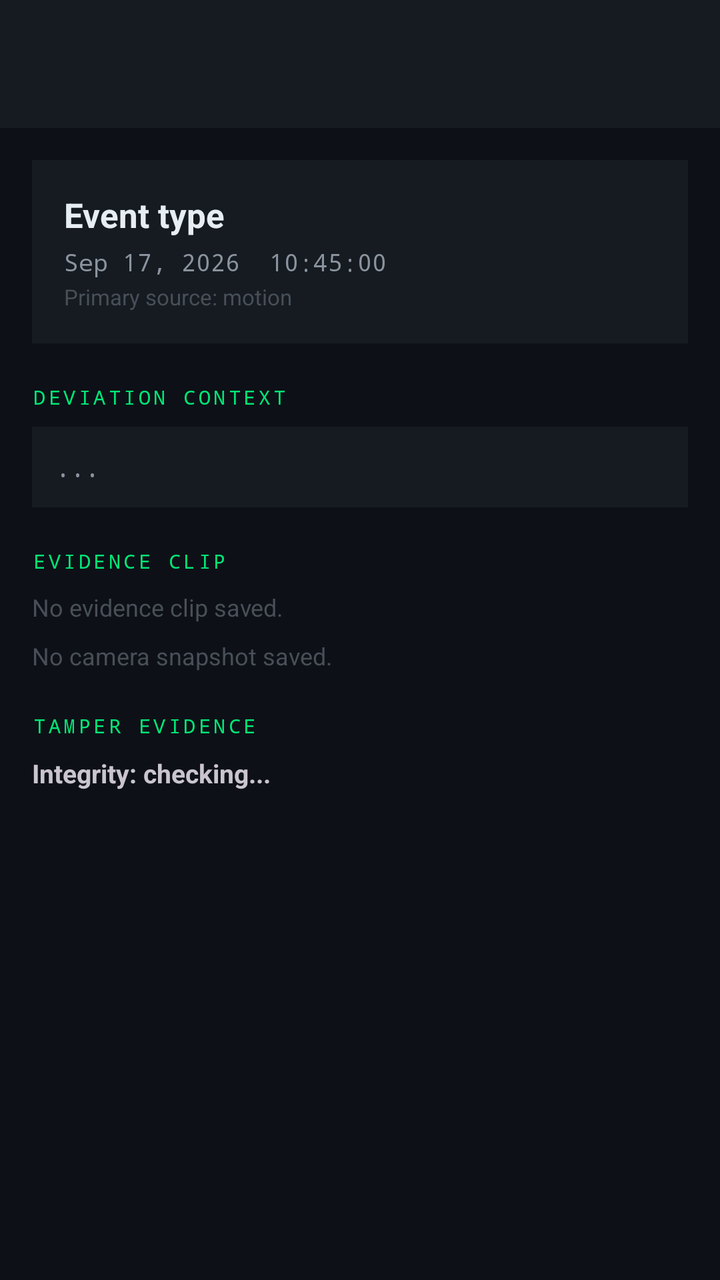
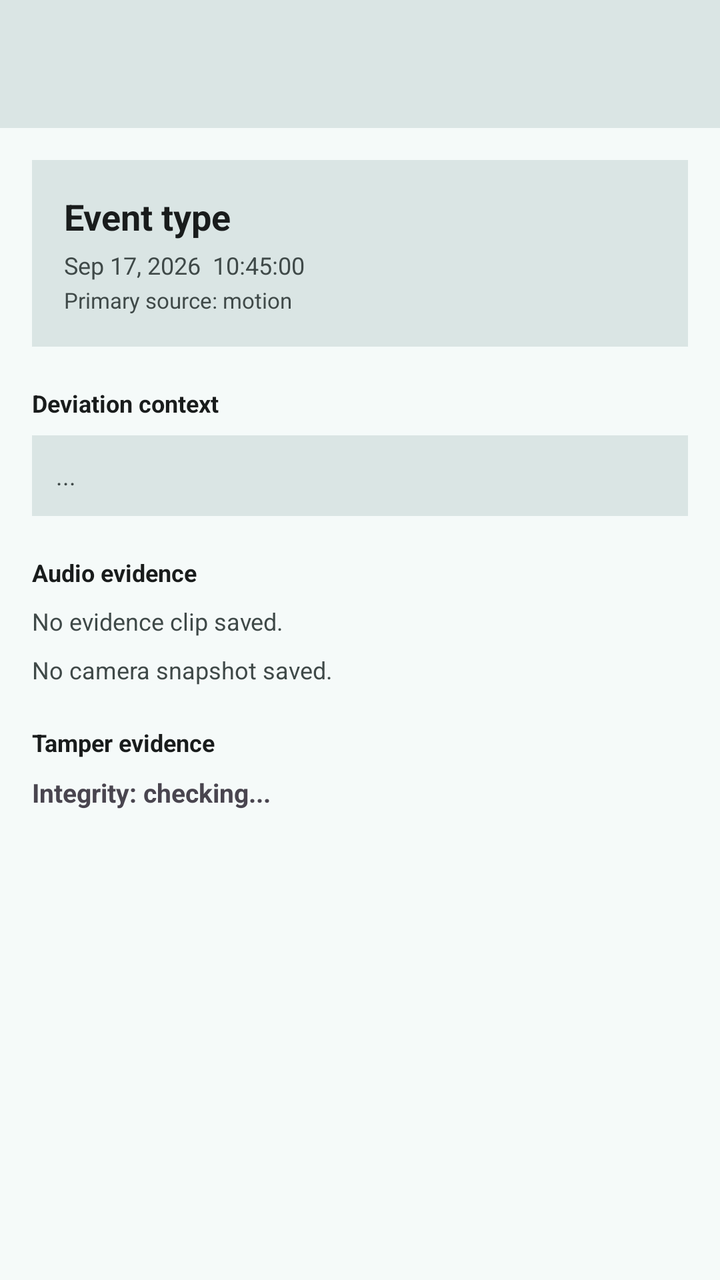

An Android layout rendered at two revisions. The XML below is the earlier revision; the diff shows what the commit changed to produce the second picture.
<!-- AndroidManifest.xml: application theme Theme.TRACE -->
<!-- res/layout/activity_event_detail.xml -->
<?xml version="1.0" encoding="utf-8"?>
<LinearLayout xmlns:android="http://schemas.android.com/apk/res/android"
    xmlns:app="http://schemas.android.com/apk/res-auto"
    android:layout_width="match_parent"
    android:layout_height="match_parent"
    android:orientation="vertical"
    android:background="?attr/colorSurface">

    
    <com.google.android.material.appbar.MaterialToolbar
        android:id="@+id/toolbar"
        android:layout_width="match_parent"
        android:layout_height="?attr/actionBarSize"
        android:background="?attr/colorSurfaceVariant"
        app:titleTextColor="?attr/colorPrimary"
        app:navigationIconTint="?attr/colorPrimary" />

    <ScrollView
        android:layout_width="match_parent"
        android:layout_height="0dp"
        android:layout_weight="1">

    <LinearLayout
        android:layout_width="match_parent"
        android:layout_height="wrap_content"
        android:orientation="vertical"
        android:padding="16dp">

        
        <LinearLayout
            android:id="@+id/eventHeader"
            android:layout_width="match_parent"
            android:layout_height="wrap_content"
            android:orientation="vertical"
            android:padding="16dp"
            android:background="?attr/colorSurfaceVariant">

            <TextView
                android:id="@+id/tvEventType"
                android:layout_width="wrap_content"
                android:layout_height="wrap_content"
                android:textColor="?attr/colorOnSurface"
                android:textSize="17sp"
                android:textStyle="bold"
                android:text="Event type" />

            <TextView
                android:id="@+id/tvTimestamp"
                android:layout_width="wrap_content"
                android:layout_height="wrap_content"
                android:textColor="?attr/colorOnSurfaceVariant"
                android:textSize="12sp"
                android:fontFamily="monospace"
                android:layout_marginTop="4dp"
                android:text="Sep 17, 2026  10:45:00" />

            <TextView
                android:id="@+id/tvSource"
                android:layout_width="wrap_content"
                android:layout_height="wrap_content"
                android:textColor="@color/trace_text_hint"
                android:textSize="11sp"
                android:layout_marginTop="2dp"
                android:text="Primary source: motion" />

        </LinearLayout>

        
        <TextView
            android:layout_width="match_parent"
            android:layout_height="wrap_content"
            android:text="DEVIATION CONTEXT"
            android:textColor="?attr/colorPrimary"
            android:textSize="10sp"
            android:letterSpacing="0.15"
            android:fontFamily="monospace"
            android:layout_marginTop="20dp"
            android:layout_marginBottom="8dp" />

        <TextView
            android:id="@+id/tvExplanation"
            android:layout_width="match_parent"
            android:layout_height="wrap_content"
            android:padding="12dp"
            android:textColor="?attr/colorOnSurfaceVariant"
            android:textSize="12sp"
            android:lineSpacingExtra="4dp"
            android:fontFamily="monospace"
            android:background="?attr/colorSurfaceVariant"
            android:text="..." />

        
        <TextView
            android:layout_width="match_parent"
            android:layout_height="wrap_content"
            android:text="EVIDENCE CLIP"
            android:textColor="?attr/colorPrimary"
            android:textSize="10sp"
            android:letterSpacing="0.15"
            android:fontFamily="monospace"
            android:layout_marginTop="20dp"
            android:layout_marginBottom="8dp" />

        <TextView
            android:id="@+id/tvEvidenceStatus"
            android:layout_width="match_parent"
            android:layout_height="wrap_content"
            android:textColor="@color/trace_text_hint"
            android:textSize="12sp"
            android:text="No evidence clip saved." />

        <Button
            android:id="@+id/btnPlayEvidence"
            android:layout_width="match_parent"
            android:layout_height="wrap_content"
            android:layout_marginTop="8dp"
            android:text="PLAY EVIDENCE CLIP"
            android:textColor="?attr/colorOnPrimary"
            android:textStyle="bold"
            android:backgroundTint="?attr/colorPrimary"
            android:visibility="gone" />

        
        <TextView
            android:id="@+id/tvPhotoStatus"
            android:layout_width="match_parent"
            android:layout_height="wrap_content"
            android:layout_marginTop="8dp"
            android:textColor="@color/trace_text_hint"
            android:textSize="12sp"
            android:text="No camera snapshot saved." />

        <Button
            android:id="@+id/btnViewPhoto"
            android:layout_width="match_parent"
            android:layout_height="wrap_content"
            android:layout_marginTop="8dp"
            android:text="VIEW SNAPSHOT"
            android:textColor="?attr/colorOnPrimary"
            android:textStyle="bold"
            android:backgroundTint="?attr/colorPrimary"
            android:visibility="gone" />

        <ImageView
            android:id="@+id/ivSnapshot"
            android:layout_width="match_parent"
            android:layout_height="wrap_content"
            android:layout_marginTop="8dp"
            android:adjustViewBounds="true"
            android:contentDescription="Evidence snapshot captured at the moment of the event"
            android:visibility="gone" />

        
        <TextView
            android:layout_width="match_parent"
            android:layout_height="wrap_content"
            android:text="TAMPER EVIDENCE"
            android:textColor="?attr/colorPrimary"
            android:textSize="10sp"
            android:letterSpacing="0.15"
            android:fontFamily="monospace"
            android:layout_marginTop="20dp"
            android:layout_marginBottom="8dp" />

        <TextView
            android:id="@+id/tvHashStatus"
            android:layout_width="match_parent"
            android:layout_height="wrap_content"
            android:textSize="13sp"
            android:textStyle="bold"
            android:text="Integrity: checking..." />

        <TextView
            android:id="@+id/tvHashValue"
            android:layout_width="match_parent"
            android:layout_height="wrap_content"
            android:textColor="@color/trace_text_hint"
            android:textSize="11sp"
            android:fontFamily="monospace"
            android:layout_marginTop="4dp"
            android:layout_marginBottom="16dp"
            android:text="" />

    </LinearLayout>
    </ScrollView>
</LinearLayout>
<!-- resources referenced by this layout -->
<resources>
  <color name="trace_text_hint">#484F58</color>
  <style name="Theme.TRACE" parent="Theme.Material3.Dark.NoActionBar">
  
          
          <item name="colorPrimary">@color/trace_primary</item>
          <item name="colorOnPrimary">@color/trace_on_primary</item>
          <item name="colorPrimaryContainer">@color/trace_primary_container</item>
          <item name="colorOnPrimaryContainer">@color/trace_on_primary_container</item>
          <item name="colorSecondary">@color/trace_secondary</item>
          <item name="colorOnSecondary">@color/trace_on_secondary</item>
          <item name="colorSecondaryContainer">@color/trace_secondary_container</item>
          <item name="colorOnSecondaryContainer">@color/trace_on_secondary_container</item>
          <item name="colorTertiary">@color/trace_tertiary</item>
          <item name="colorOnTertiary">@color/trace_on_tertiary</item>
          <item name="colorTertiaryContainer">@color/trace_tertiary_container</item>
          <item name="colorOnTertiaryContainer">@color/trace_on_tertiary_container</item>
          <item name="colorError">@color/trace_error</item>
          <item name="colorOnError">@color/trace_on_error</item>
          <item name="colorErrorContainer">@color/trace_error_container</item>
          <item name="colorOnErrorContainer">@color/trace_on_error_container</item>
  
          
          <item name="colorSurface">@color/trace_surface</item>
          <item name="colorOnSurface">@color/trace_on_surface</item>
          <item name="colorSurfaceVariant">@color/trace_surface_variant</item>
          <item name="colorOnSurfaceVariant">@color/trace_on_surface_variant</item>
          <item name="colorSurfaceInverse">@color/trace_inverse_surface</item>
          <item name="colorOnSurfaceInverse">@color/trace_inverse_on_surface</item>
          <item name="colorPrimaryInverse">@color/trace_inverse_primary</item>
          <item name="colorOutline">@color/trace_outline</item>
          <item name="colorOutlineVariant">@color/trace_outline_variant</item>
          <item name="colorOnBackground">@color/trace_on_surface</item>
          <item name="android:colorBackground">@color/trace_surface</item>
          <item name="android:windowBackground">@color/trace_surface</item>
          <item name="android:statusBarColor">@color/trace_surface</item>
          <item name="android:navigationBarColor">@color/trace_surface</item>
      </style>
  <color name="trace_primary">#00E676</color>
  <color name="trace_on_primary">#000000</color>
  <color name="trace_primary_container">#00401F</color>
  <color name="trace_on_primary_container">#6CFFA5</color>
  <color name="trace_secondary">#58A6FF</color>
  <color name="trace_on_secondary">#001B33</color>
  <color name="trace_secondary_container">#12314C</color>
  <color name="trace_on_secondary_container">#CFE4FF</color>
  <color name="trace_tertiary">#FFD600</color>
  <color name="trace_on_tertiary">#2A2100</color>
  <color name="trace_tertiary_container">#4A3D00</color>
  <color name="trace_on_tertiary_container">#FFE680</color>
  <color name="trace_error">#F85149</color>
  <color name="trace_on_error">#000000</color>
  <color name="trace_error_container">#7A1D19</color>
  <color name="trace_on_error_container">#FFDAD6</color>
  <color name="trace_surface">#0D1117</color>
  <color name="trace_on_surface">#E6EDF3</color>
  <color name="trace_surface_variant">#161B22</color>
  <color name="trace_on_surface_variant">#8B949E</color>
  <color name="trace_inverse_surface">#E6EDF3</color>
  <color name="trace_inverse_on_surface">#161B22</color>
  <color name="trace_inverse_primary">#00C853</color>
  <color name="trace_outline">#30363D</color>
  <color name="trace_outline_variant">#21262D</color>
</resources>

<!-- the commit's change to res/layout/activity_event_detail.xml (unified diff, before → after) -->
@@ -6,14 +6,13 @@
     android:orientation="vertical"
     android:background="?attr/colorSurface">
 
-    
     <com.google.android.material.appbar.MaterialToolbar
         android:id="@+id/toolbar"
         android:layout_width="match_parent"
         android:layout_height="?attr/actionBarSize"
         android:background="?attr/colorSurfaceVariant"
-        app:titleTextColor="?attr/colorPrimary"
-        app:navigationIconTint="?attr/colorPrimary" />
+        app:titleTextColor="?attr/colorOnSurface"
+        app:navigationIconTint="?attr/colorOnSurface" />
 
     <ScrollView
         android:layout_width="match_parent"
@@ -40,7 +39,7 @@
                 android:layout_width="wrap_content"
                 android:layout_height="wrap_content"
                 android:textColor="?attr/colorOnSurface"
-                android:textSize="17sp"
+                android:textSize="18sp"
                 android:textStyle="bold"
                 android:text="Event type" />
 
@@ -50,7 +49,6 @@
                 android:layout_height="wrap_content"
                 android:textColor="?attr/colorOnSurfaceVariant"
                 android:textSize="12sp"
-                android:fontFamily="monospace"
                 android:layout_marginTop="4dp"
                 android:text="Sep 17, 2026  10:45:00" />
 
@@ -58,7 +56,7 @@
                 android:id="@+id/tvSource"
                 android:layout_width="wrap_content"
                 android:layout_height="wrap_content"
-                android:textColor="@color/trace_text_hint"
+                android:textColor="?attr/colorOnSurfaceVariant"
                 android:textSize="11sp"
                 android:layout_marginTop="2dp"
                 android:text="Primary source: motion" />
@@ -69,11 +67,10 @@
         <TextView
             android:layout_width="match_parent"
             android:layout_height="wrap_content"
-            android:text="DEVIATION CONTEXT"
-            android:textColor="?attr/colorPrimary"
-            android:textSize="10sp"
-            android:letterSpacing="0.15"
-            android:fontFamily="monospace"
+            android:text="Deviation context"
+            android:textColor="?attr/colorOnSurface"
+            android:textSize="12sp"
+            android:textStyle="bold"
             android:layout_marginTop="20dp"
             android:layout_marginBottom="8dp" />
 
@@ -85,7 +82,6 @@
             android:textColor="?attr/colorOnSurfaceVariant"
             android:textSize="12sp"
             android:lineSpacingExtra="4dp"
-            android:fontFamily="monospace"
             android:background="?attr/colorSurfaceVariant"
             android:text="..." />
 
@@ -93,11 +89,10 @@
         <TextView
             android:layout_width="match_parent"
             android:layout_height="wrap_content"
-            android:text="EVIDENCE CLIP"
-            android:textColor="?attr/colorPrimary"
-            android:textSize="10sp"
-            android:letterSpacing="0.15"
-            android:fontFamily="monospace"
+            android:text="Audio evidence"
+            android:textColor="?attr/colorOnSurface"
+            android:textSize="12sp"
+            android:textStyle="bold"
             android:layout_marginTop="20dp"
             android:layout_marginBottom="8dp" />
 
@@ -105,19 +100,18 @@
             android:id="@+id/tvEvidenceStatus"
             android:layout_width="match_parent"
             android:layout_height="wrap_content"
-            android:textColor="@color/trace_text_hint"
+            android:textColor="?attr/colorOnSurfaceVariant"
             android:textSize="12sp"
             android:text="No evidence clip saved." />
 
-        <Button
+        <com.google.android.material.button.MaterialButton
             android:id="@+id/btnPlayEvidence"
+            style="@style/Widget.Material3.Button"
             android:layout_width="match_parent"
             android:layout_height="wrap_content"
             android:layout_marginTop="8dp"
-            android:text="PLAY EVIDENCE CLIP"
-            android:textColor="?attr/colorOnPrimary"
+            android:text="Play evidence clip"
             android:textStyle="bold"
-            android:backgroundTint="?attr/colorPrimary"
             android:visibility="gone" />
 
         
@@ -126,19 +120,18 @@
             android:layout_width="match_parent"
             android:layout_height="wrap_content"
             android:layout_marginTop="8dp"
-            android:textColor="@color/trace_text_hint"
+            android:textColor="?attr/colorOnSurfaceVariant"
             android:textSize="12sp"
             android:text="No camera snapshot saved." />
 
-        <Button
+        <com.google.android.material.button.MaterialButton
             android:id="@+id/btnViewPhoto"
+            style="@style/Widget.Material3.Button"
             android:layout_width="match_parent"
             android:layout_height="wrap_content"
             android:layout_marginTop="8dp"
-            android:text="VIEW SNAPSHOT"
-            android:textColor="?attr/colorOnPrimary"
+            android:text="View snapshot"
             android:textStyle="bold"
-            android:backgroundTint="?attr/colorPrimary"
             android:visibility="gone" />
 
         <ImageView
@@ -154,11 +147,10 @@
         <TextView
             android:layout_width="match_parent"
             android:layout_height="wrap_content"
-            android:text="TAMPER EVIDENCE"
-            android:textColor="?attr/colorPrimary"
-            android:textSize="10sp"
-            android:letterSpacing="0.15"
-            android:fontFamily="monospace"
+            android:text="Tamper evidence"
+            android:textColor="?attr/colorOnSurface"
+            android:textSize="12sp"
+            android:textStyle="bold"
             android:layout_marginTop="20dp"
             android:layout_marginBottom="8dp" />
 
@@ -174,9 +166,8 @@
             android:id="@+id/tvHashValue"
             android:layout_width="match_parent"
             android:layout_height="wrap_content"
-            android:textColor="@color/trace_text_hint"
+            android:textColor="?attr/colorOnSurfaceVariant"
             android:textSize="11sp"
-            android:fontFamily="monospace"
             android:layout_marginTop="4dp"
             android:layout_marginBottom="16dp"
             android:text="" />
<!-- resource entries referenced after the edit -->
@@ -1,66 +1,62 @@
 <!-- resources referenced by this layout -->
 <resources>
-  <color name="trace_text_hint">#484F58</color>
-  <style name="Theme.TRACE" parent="Theme.Material3.Dark.NoActionBar">
-  
+  <style name="Theme.TRACE" parent="Theme.Material3.DayNight.NoActionBar">
           
-          <item name="colorPrimary">@color/trace_primary</item>
-          <item name="colorOnPrimary">@color/trace_on_primary</item>
-          <item name="colorPrimaryContainer">@color/trace_primary_container</item>
-          <item name="colorOnPrimaryContainer">@color/trace_on_primary_container</item>
-          <item name="colorSecondary">@color/trace_secondary</item>
-          <item name="colorOnSecondary">@color/trace_on_secondary</item>
-          <item name="colorSecondaryContainer">@color/trace_secondary_container</item>
-          <item name="colorOnSecondaryContainer">@color/trace_on_secondary_container</item>
-          <item name="colorTertiary">@color/trace_tertiary</item>
-          <item name="colorOnTertiary">@color/trace_on_tertiary</item>
-          <item name="colorTertiaryContainer">@color/trace_tertiary_container</item>
-          <item name="colorOnTertiaryContainer">@color/trace_on_tertiary_container</item>
-          <item name="colorError">@color/trace_error</item>
-          <item name="colorOnError">@color/trace_on_error</item>
-          <item name="colorErrorContainer">@color/trace_error_container</item>
-          <item name="colorOnErrorContainer">@color/trace_on_error_container</item>
-  
-          
-          <item name="colorSurface">@color/trace_surface</item>
-          <item name="colorOnSurface">@color/trace_on_surface</item>
-          <item name="colorSurfaceVariant">@color/trace_surface_variant</item>
-          <item name="colorOnSurfaceVariant">@color/trace_on_surface_variant</item>
-          <item name="colorSurfaceInverse">@color/trace_inverse_surface</item>
-          <item name="colorOnSurfaceInverse">@color/trace_inverse_on_surface</item>
-          <item name="colorPrimaryInverse">@color/trace_inverse_primary</item>
-          <item name="colorOutline">@color/trace_outline</item>
-          <item name="colorOutlineVariant">@color/trace_outline_variant</item>
-          <item name="colorOnBackground">@color/trace_on_surface</item>
-          <item name="android:colorBackground">@color/trace_surface</item>
-          <item name="android:windowBackground">@color/trace_surface</item>
-          <item name="android:statusBarColor">@color/trace_surface</item>
-          <item name="android:navigationBarColor">@color/trace_surface</item>
+          <item name="colorPrimary">@color/light_primary</item>
+          <item name="colorOnPrimary">@color/light_on_primary</item>
+          <item name="colorPrimaryContainer">@color/light_primary_container</item>
+          <item name="colorOnPrimaryContainer">@color/light_on_primary_container</item>
+          <item name="colorSecondary">@color/light_secondary</item>
+          <item name="colorOnSecondary">@color/light_on_secondary</item>
+          <item name="colorSecondaryContainer">@color/light_secondary_container</item>
+          <item name="colorOnSecondaryContainer">@color/light_on_secondary_container</item>
+          <item name="colorTertiary">@color/light_tertiary</item>
+          <item name="colorOnTertiary">@color/light_on_tertiary</item>
+          <item name="colorTertiaryContainer">@color/light_tertiary_container</item>
+          <item name="colorOnTertiaryContainer">@color/light_on_tertiary_container</item>
+          <item name="colorError">@color/light_error</item>
+          <item name="colorOnError">@color/light_on_error</item>
+          <item name="colorErrorContainer">@color/light_error_container</item>
+          <item name="colorOnErrorContainer">@color/light_on_error_container</item>
+          <item name="colorSurface">@color/light_surface</item>
+          <item name="colorOnSurface">@color/light_on_surface</item>
+          <item name="colorSurfaceVariant">@color/light_surface_variant</item>
+          <item name="colorOnSurfaceVariant">@color/light_on_surface_variant</item>
+          <item name="colorSurfaceInverse">@color/light_inverse_surface</item>
+          <item name="colorOnSurfaceInverse">@color/light_inverse_on_surface</item>
+          <item name="colorPrimaryInverse">@color/light_inverse_primary</item>
+          <item name="colorOutline">@color/light_outline</item>
+          <item name="colorOutlineVariant">@color/light_outline_variant</item>
+          <item name="android:colorBackground">@color/light_surface</item>
+          <item name="android:windowBackground">@color/light_surface</item>
+          <item name="android:statusBarColor">@color/light_surface_container</item>
+          <item name="android:navigationBarColor">@color/light_surface_container</item>
       </style>
-  <color name="trace_primary">#00E676</color>
-  <color name="trace_on_primary">#000000</color>
-  <color name="trace_primary_container">#00401F</color>
-  <color name="trace_on_primary_container">#6CFFA5</color>
-  <color name="trace_secondary">#58A6FF</color>
-  <color name="trace_on_secondary">#001B33</color>
-  <color name="trace_secondary_container">#12314C</color>
-  <color name="trace_on_secondary_container">#CFE4FF</color>
-  <color name="trace_tertiary">#FFD600</color>
-  <color name="trace_on_tertiary">#2A2100</color>
-  <color name="trace_tertiary_container">#4A3D00</color>
-  <color name="trace_on_tertiary_container">#FFE680</color>
-  <color name="trace_error">#F85149</color>
-  <color name="trace_on_error">#000000</color>
-  <color name="trace_error_container">#7A1D19</color>
-  <color name="trace_on_error_container">#FFDAD6</color>
-  <color name="trace_surface">#0D1117</color>
-  <color name="trace_on_surface">#E6EDF3</color>
-  <color name="trace_surface_variant">#161B22</color>
-  <color name="trace_on_surface_variant">#8B949E</color>
-  <color name="trace_inverse_surface">#E6EDF3</color>
-  <color name="trace_inverse_on_surface">#161B22</color>
-  <color name="trace_inverse_primary">#00C853</color>
-  <color name="trace_outline">#30363D</color>
-  <color name="trace_outline_variant">#21262D</color>
+  <color name="light_primary">#006D6D</color>
+  <color name="light_on_primary">#FFFFFF</color>
+  <color name="light_primary_container">#6FF7F6</color>
+  <color name="light_on_primary_container">#002020</color>
+  <color name="light_secondary">#4A6363</color>
+  <color name="light_on_secondary">#FFFFFF</color>
+  <color name="light_secondary_container">#CCE8E8</color>
+  <color name="light_on_secondary_container">#051F1F</color>
+  <color name="light_tertiary">#4D5F71</color>
+  <color name="light_on_tertiary">#FFFFFF</color>
+  <color name="light_tertiary_container">#D1E4F9</color>
+  <color name="light_on_tertiary_container">#081C2B</color>
+  <color name="light_error">#BA1A1A</color>
+  <color name="light_on_error">#FFFFFF</color>
+  <color name="light_error_container">#FFDAD6</color>
+  <color name="light_on_error_container">#410002</color>
+  <color name="light_surface">#F5FAF9</color>
+  <color name="light_on_surface">#191C1C</color>
+  <color name="light_surface_variant">#DAE5E4</color>
+  <color name="light_on_surface_variant">#3F4948</color>
+  <color name="light_inverse_surface">#2D3131</color>
+  <color name="light_inverse_on_surface">#EFF4F3</color>
+  <color name="light_inverse_primary">#4FDADA</color>
+  <color name="light_outline">#6F7979</color>
+  <color name="light_outline_variant">#BEC9C8</color>
+  <color name="light_surface_container">#E9EFEE</color>
 </resources>
 
